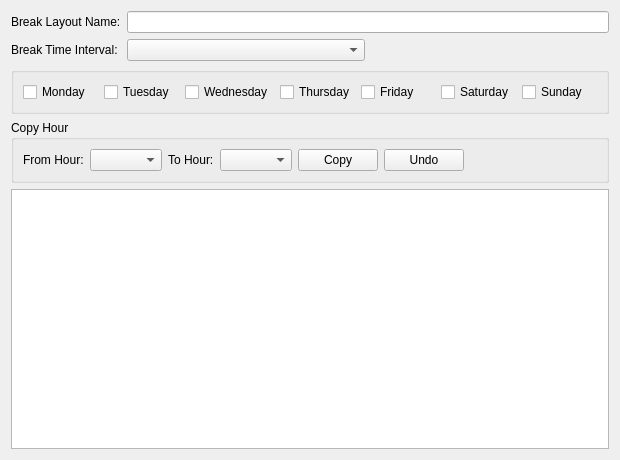
pgathogo/raven, file rave/Traffik/breaklayoutform.ui: the form before one commit.
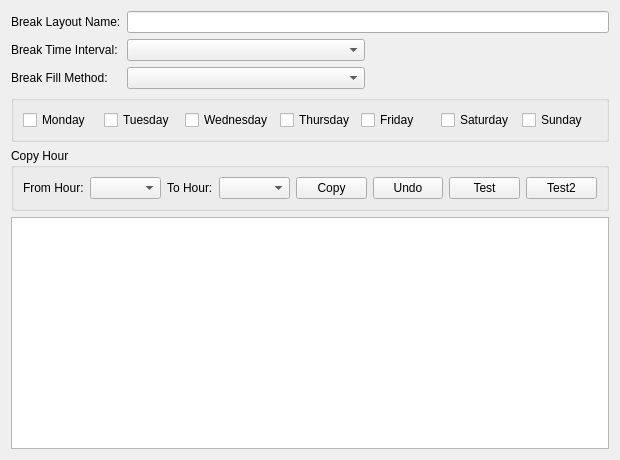
The form after the commit.

Commit message:
Traffik: Add CRUD functions to the Break Layout Module
This patch added Create, Read, Update, and Delete functions to the
Break layout module. This is for both the Break Layout and Break
Layout Line entities.
The patch also added a field for break fill method in both the
Break Layout and Break Layout Line entities.

What changed in the file:
```diff
--- a/rave/Traffik/breaklayoutform.ui
+++ b/rave/Traffik/breaklayoutform.ui
@@ -34,12 +34,8 @@
   <layout class="QVBoxLayout" name="verticalLayout">
    <item>
     <layout class="QGridLayout" name="gridLayout" columnstretch="0,1,1" columnminimumwidth="0,0,0">
-     <item row="1" column="0">
-      <widget class="QLabel" name="label_2">
-       <property name="text">
-        <string>Break Time Interval:</string>
-       </property>
-      </widget>
+     <item row="1" column="1">
+      <widget class="QComboBox" name="cbTimeInterval"/>
      </item>
      <item row="0" column="0">
       <widget class="QLabel" name="label">
@@ -48,8 +44,15 @@
        </property>
       </widget>
      </item>
-     <item row="1" column="1">
-      <widget class="QComboBox" name="cbTimeInterval"/>
+     <item row="1" column="0">
+      <widget class="QLabel" name="label_2">
+       <property name="text">
+        <string>Break Time Interval:</string>
+       </property>
+      </widget>
+     </item>
+     <item row="0" column="1" colspan="2">
+      <widget class="QLineEdit" name="edtName"/>
      </item>
      <item row="1" column="2">
       <widget class="QLabel" name="label_3">
@@ -58,8 +61,15 @@
        </property>
       </widget>
      </item>
-     <item row="0" column="1" colspan="2">
-      <widget class="QLineEdit" name="edtName"/>
+     <item row="2" column="0">
+      <widget class="QLabel" name="label_6">
+       <property name="text">
+        <string>Break Fill Method:</string>
+       </property>
+      </widget>
+     </item>
+     <item row="2" column="1">
+      <widget class="QComboBox" name="cbBreakFillMethod"/>
      </item>
     </layout>
    </item>
@@ -126,45 +136,14 @@
      <property name="title">
       <string>Copy Hour</string>
      </property>
-     <layout class="QGridLayout" name="gridLayout_2" columnminimumwidth="0,0,0,0,0,0,0">
+     <layout class="QGridLayout" name="gridLayout_2" columnminimumwidth="0,0,0,0,0,0,0,0,0">
       <property name="rightMargin">
        <number>9</number>
       </property>
-      <item row="0" column="1">
-       <widget class="QComboBox" name="cbFromHour"/>
-      </item>
       <item row="0" column="3">
        <widget class="QComboBox" name="cbToHour"/>
       </item>
-      <item row="0" column="5">
-       <widget class="QPushButton" name="btnUndo">
-        <property name="text">
-         <string>Undo</string>
-        </property>
-       </widget>
-      </item>
-      <item row="0" column="0">
-       <widget class="QLabel" name="label_4">
-        <property name="text">
-         <string>From Hour:</string>
-        </property>
-       </widget>
-      </item>
-      <item row="0" column="2">
-       <widget class="QLabel" name="label_5">
-        <property name="text">
-         <string>To Hour:</string>
-        </property>
-       </widget>
-      </item>
-      <item row="0" column="4">
-       <widget class="QPushButton" name="btnCopy">
-        <property name="text">
-         <string>Copy</string>
-        </property>
-       </widget>
-      </item>
-      <item row="0" column="6">
+      <item row="0" column="8">
        <spacer name="horizontalSpacer">
         <property name="orientation">
          <enum>Qt::Horizontal</enum>
@@ -177,13 +156,58 @@
         </property>
        </spacer>
       </item>
+      <item row="0" column="5">
+       <widget class="QPushButton" name="btnUndo">
+        <property name="text">
+         <string>Undo</string>
+        </property>
+       </widget>
+      </item>
+      <item row="0" column="2">
+       <widget class="QLabel" name="label_5">
+        <property name="text">
+         <string>To Hour:</string>
+        </property>
+       </widget>
+      </item>
+      <item row="0" column="0">
+       <widget class="QLabel" name="label_4">
+        <property name="text">
+         <string>From Hour:</string>
+        </property>
+       </widget>
+      </item>
+      <item row="0" column="6">
+       <widget class="QPushButton" name="btnTest">
+        <property name="text">
+         <string>Test</string>
+        </property>
+       </widget>
+      </item>
+      <item row="0" column="4">
+       <widget class="QPushButton" name="btnCopy">
+        <property name="text">
+         <string>Copy</string>
+        </property>
+       </widget>
+      </item>
+      <item row="0" column="1">
+       <widget class="QComboBox" name="cbFromHour"/>
+      </item>
+      <item row="0" column="7">
+       <widget class="QPushButton" name="btnTest2">
+        <property name="text">
+         <string>Test2</string>
+        </property>
+       </widget>
+      </item>
      </layout>
     </widget>
    </item>
    <item>
     <widget class="QTableView" name="tvBreakLayoutLine">
      <property name="selectionMode">
-      <enum>QAbstractItemView::MultiSelection</enum>
+      <enum>QAbstractItemView::SingleSelection</enum>
      </property>
      <property name="selectionBehavior">
       <enum>QAbstractItemView::SelectRows</enum>
```
The commit also changes 31 other files.
